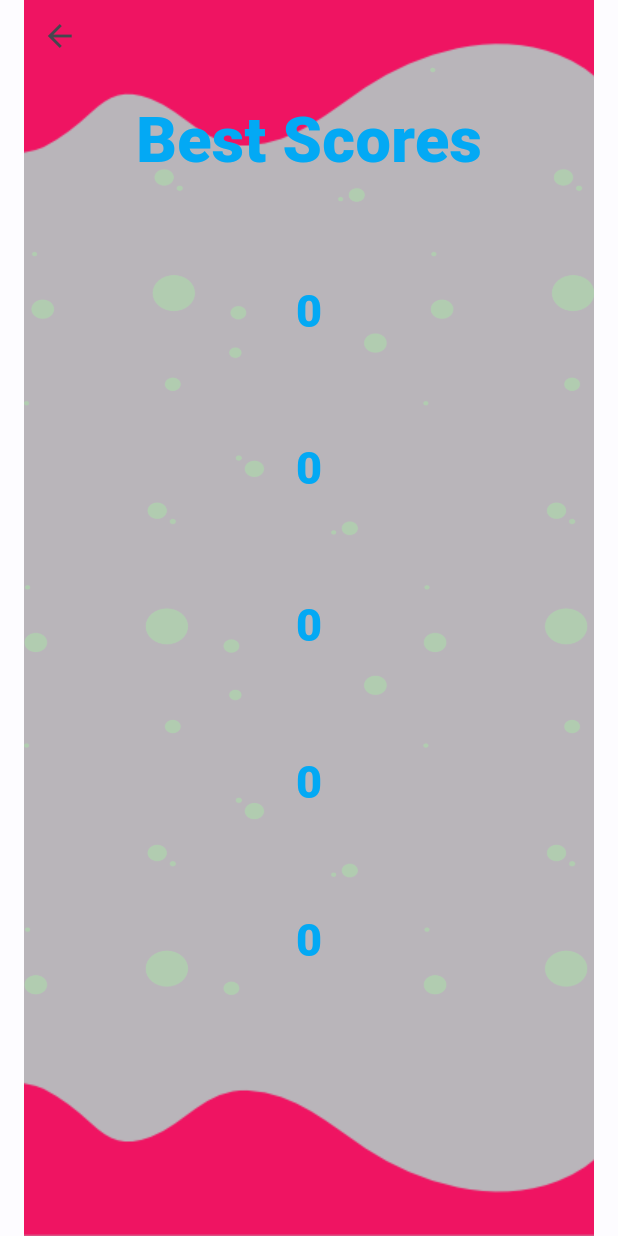
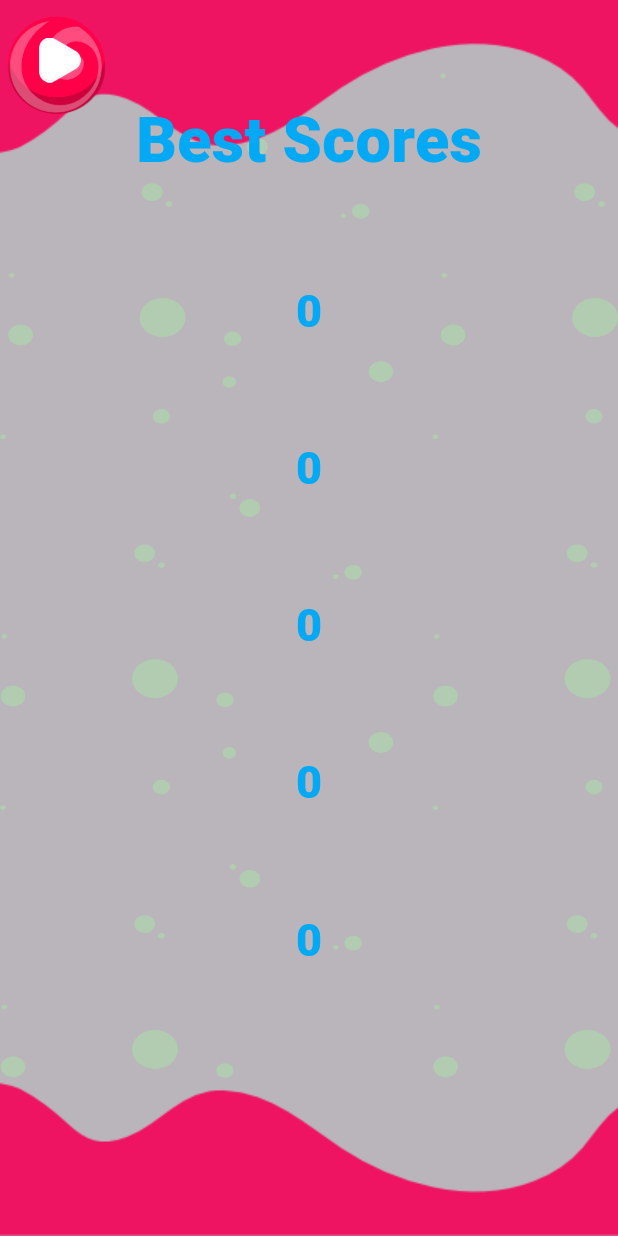
Before and after one commit to cris6mc/PowerUp, a Flutter app: the LeaderboardScreen widget shown alone on an empty page, opened directly, on a phone screen of 412 x 824 dp. Run offline on Flutter 3.47's test engine with Material 2 defaults, Android fonts, the phone set to English and light mode, and no system bars; our stand-ins replace cloud_firestore, confetti, equatable, firebase_auth, firebase_core, fl_chart and 5 more; missing offline and left inert: flame, flame_forge2d; accounts and stored records are empty; Roboto replaces fonts that are missing (DaveysDoodleface); statements that could not run were skipped.

Commit message:
version 2

```diff
--- a/lib/game/objects/hero.dart
+++ b/lib/game/objects/hero.dart
@@ -459,6 +459,7 @@
     }
 
     if (other is Platform2) {
+      if (hasFrozen) return;
       jump();
     }
   }
--- a/lib/game/objects/platform.dart
+++ b/lib/game/objects/platform.dart
@@ -125,14 +125,14 @@
         ));
       }
     } else if (gameRef.score.value > 90 || gameRef.score.value <= 300) {
-      if (probability < 0.03) {
+      if (probability < 0.3) {
         gameRef.add(AntiValuesStatic(
           x: _position.x,
           y: _position.y - 0.5,
         ));
       }
     } else if (gameRef.score.value > 300) {
-      if (probability < 0.1) {
+      if (probability < 0.4) {
         gameRef.add(AntiValuesStatic(
           x: _position.x,
           y: _position.y - 0.5,
--- a/lib/game/ui/leaderboards_screen.dart
+++ b/lib/game/ui/leaderboards_screen.dart
@@ -10,9 +10,10 @@
   Widget build(BuildContext context) {
     final spacing = MediaQuery.of(context).size.height * .075;
     return Material(
-      child: Center(
-        child: AspectRatio(
-          aspectRatio: 9 / 19.5,
+
+      child: Stack(
+        children: [
+          Center(
             child: Container(
               decoration: const BoxDecoration(
                 image: DecorationImage(
@@ -79,6 +80,28 @@
               ),
             ),
           ),
+          Positioned(
+            child: GestureDetector(
+              onTap: (){
+                Navigator.pop(context);
+              },
+              child: Stack(
+                alignment: Alignment.center,
+                children: [
+                  Image.asset(
+                    'assets/inicio/bg-icon2.png',
+                    height: 80,
+                    width: 80,
+                  ),
+                  Image.asset(
+                    'assets/inicio/icon-play.png',
+                    height: 30,
+                    width: 30,
+                  ),
+                ],
+              ),
+            ),),
+        ],
       ),
     );
   }
--- a/lib/game/widgets/game_overlay.dart
+++ b/lib/game/widgets/game_overlay.dart
@@ -137,7 +137,7 @@
                           shape: const CircleBorder(),
                           elevation: 3.0,
                           shadowColor: Theme.of(context).colorScheme.background,
-                          child: const Icon(Icons.arrow_left, size: 120),
+                          child: const Icon(Icons.arrow_left, size: 100),
                         ),
                       ),
                     ),
@@ -182,7 +182,7 @@
                           shadowColor: Theme.of(context).colorScheme.background,
                           child: const Icon(
                             Icons.arrow_right,
-                            size: 120,
+                            size: 100,
                           ),
                         ),
                       ),
--- a/lib/main.dart
+++ b/lib/main.dart
@@ -2,6 +2,7 @@
 import 'package:flame/flame.dart';
 import 'package:flame/game.dart';
 import 'package:flutter/material.dart';
+import 'package:flutter/services.dart';
 import 'package:flutter_bloc/flutter_bloc.dart';
 import 'package:google_fonts/google_fonts.dart';
 import 'package:jueguito2/firebase_options.dart';
@@ -58,6 +59,7 @@
 
   @override
   Widget build(BuildContext context) {
+    SystemChrome.setPreferredOrientations([DeviceOrientation.portraitUp]);
 
     return ChangeNotifierProvider(
       create: (context) => MyProvider(),
@@ -74,7 +76,7 @@
           textTheme: GoogleFonts.audiowideTextTheme(ThemeData.dark().textTheme),
           useMaterial3: true,
         ),
-        onGenerateRoute: Routes.routes,
+          onGenerateRoute: Routes.routes,
       ),
     );
   }
```
Also changed, not shown: lib/game/my_game.dart (+14 -8 lines), lib/game/objects/Plataform/platform.dart (+44 -0 lines), lib/game/widgets/information.dart (added, +58 -0 lines), lib/game/widgets/main_menu_overlay.dart (+13 -0 lines), lib/game/widgets/winner_overlay.dart (+15 -11 lines), assets/images/background/antivalores.png (added), assets/images/background/valores.png (added), assets/images/game/dash_center.png, assets/images/game/dash_center_dark.png, assets/images/game/dash_center_purple.png, assets/images/game/sparky_center.png, assets/images/game/sparky_center_dark.png, assets/images/game/sparky_center_purple.png, assets/images/image_splash.png, 1 other file. Lines whose indentation alone changed are shown as unchanged.
